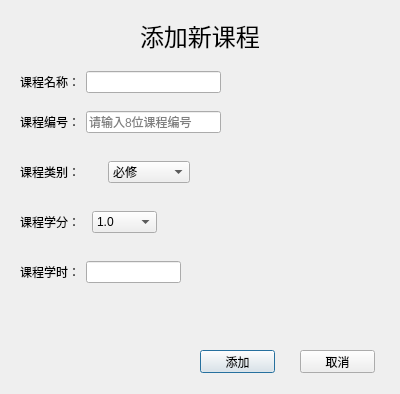
maikelaolin123/111, file addcourse.ui: the form before one commit.
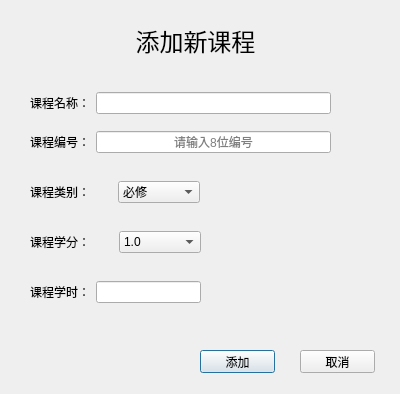
The form after the commit.

Diff of the .ui file:
```diff
--- a/addcourse.ui
+++ b/addcourse.ui
@@ -16,10 +16,10 @@
   <widget class="QLabel" name="label">
    <property name="geometry">
     <rect>
-     <x>140</x>
-     <y>20</y>
-     <width>131</width>
-     <height>31</height>
+     <x>50</x>
+     <y>10</y>
+     <width>291</width>
+     <height>61</height>
     </rect>
    </property>
    <property name="font">
@@ -30,14 +30,17 @@
    <property name="text">
     <string>添加新课程</string>
    </property>
+   <property name="alignment">
+    <set>Qt::AlignCenter</set>
+   </property>
   </widget>
   <widget class="QWidget" name="layoutWidget">
    <property name="geometry">
     <rect>
-     <x>20</x>
-     <y>70</y>
-     <width>201</width>
-     <height>24</height>
+     <x>30</x>
+     <y>90</y>
+     <width>301</width>
+     <height>26</height>
     </rect>
    </property>
    <layout class="QHBoxLayout" name="horizontalLayout">
@@ -63,9 +66,9 @@
   <widget class="QWidget" name="layoutWidget">
    <property name="geometry">
     <rect>
-     <x>20</x>
-     <y>210</y>
-     <width>137</width>
+     <x>30</x>
+     <y>230</y>
+     <width>171</width>
      <height>24</height>
     </rect>
    </property>
@@ -157,8 +160,8 @@
   <widget class="QWidget" name="layoutWidget">
    <property name="geometry">
     <rect>
-     <x>20</x>
-     <y>160</y>
+     <x>30</x>
+     <y>180</y>
      <width>170</width>
      <height>24</height>
     </rect>
@@ -190,9 +193,9 @@
   <widget class="QWidget" name="layoutWidget">
    <property name="geometry">
     <rect>
-     <x>20</x>
-     <y>110</y>
-     <width>201</width>
+     <x>30</x>
+     <y>130</y>
+     <width>301</width>
      <height>24</height>
     </rect>
    </property>
@@ -209,8 +212,11 @@
       <property name="maxLength">
        <number>8</number>
       </property>
+      <property name="alignment">
+       <set>Qt::AlignCenter</set>
+      </property>
       <property name="placeholderText">
-       <string>请输入8位课程编号</string>
+       <string>请输入8位编号</string>
       </property>
       <property name="clearButtonEnabled">
        <bool>true</bool>
@@ -222,9 +228,9 @@
   <widget class="QWidget" name="layoutWidget_2">
    <property name="geometry">
     <rect>
-     <x>20</x>
-     <y>260</y>
-     <width>161</width>
+     <x>30</x>
+     <y>280</y>
+     <width>171</width>
      <height>24</height>
     </rect>
    </property>
```
Left out of the diff: 2 changed lines with no effect on the pictures.
